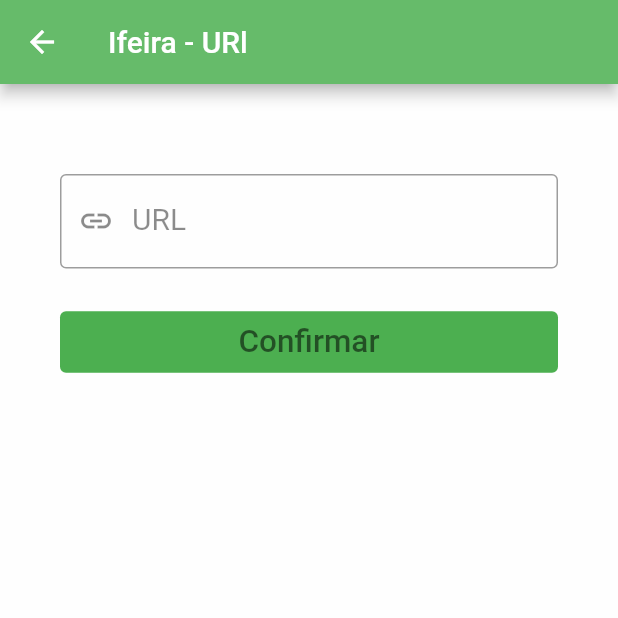
After one commit to caioniehues/ifeira-flutter, a Flutter app: the Urlconfig screen opened directly, on a phone screen of 412 x 824 dp, the top half of it. The commit adds this screen. Run offline on Flutter 3.47's test engine with Material 2 defaults, Android fonts, the phone set to English and light mode, and no system bars.

Commit message:
sera q foi?

```diff
--- a/lib/connection/teste_sync.dart
+++ b/lib/connection/teste_sync.dart
@@ -4,13 +4,14 @@ import 'dart:convert';
 
 import 'package:http/http.dart' as http;
 import 'package:ifeira_testes/objetos/usuario.dart';
+import 'package:ifeira_testes/pages/setUrl_page.dart';
 
-void main() {
+/*void main() {
   fetch();
-}
+}*/
 
 Future fetch() async {
-  var url = Uri.parse('http://localhost:8080/registrar');
+  var url = Uri.parse('setUrl'); //puxar a 'setUrl' pra ca
   Map<String, String> teste = {
     "nome": "Caio Cesar",
     "email": "teste@teste",
--- /dev/null
+++ b/lib/pages/setUrl_page.dart
@@ -0,0 +1,63 @@
+// ignore_for_file: prefer_const_constructors, file_names, must_be_immutable
+
+import 'package:flutter/material.dart';
+
+class Urlconfig extends StatelessWidget {
+
+  var setUrl = '';
+
+
+  Urlconfig({Key? key}) : super(key: key);
+  @override
+  Widget build(BuildContext context) {
+    return Scaffold(
+      appBar: AppBar(
+        backgroundColor: Colors.green[400],
+        title: Text("Ifeira - URl"),
+      ),
+      // key: _formKey,
+      body: Container(
+          padding: EdgeInsets.only(
+            top: 60,
+            left: 40,
+            right: 40,
+          ),
+          color: Colors.white70,
+          child: ListView(
+            children: <Widget>[
+              TextFormField(
+                //E-mail Login----------------------------------------------------
+                keyboardType: TextInputType.url,
+                decoration: InputDecoration(
+                    border: OutlineInputBorder(),
+                    labelText: 'URL',
+                    labelStyle: TextStyle(
+                        color: Colors.black45,
+                        fontWeight: FontWeight.w400,
+                        fontSize: 20
+                        //adicionar a possibilidade de esse valor ser mutavel pelo usuario
+                        ),
+                    prefixIcon: Icon(Icons.link_outlined)),
+                style: TextStyle(fontSize: 20),
+              ),
+              Container(
+                height: 25,
+              ),
+              TextButton(
+                style: TextButton.styleFrom(
+                  primary: Colors.black54,
+                  backgroundColor: Colors.green,
+                ),
+                onPressed: () {
+                  //_formKey.currentState?.validate();
+                },
+                child: Text(
+                  "Confirmar",
+                  textScaleFactor: 1.5,
+                ),
+              ),
+            ],
+          )),
+    );
+  }
+}
```
